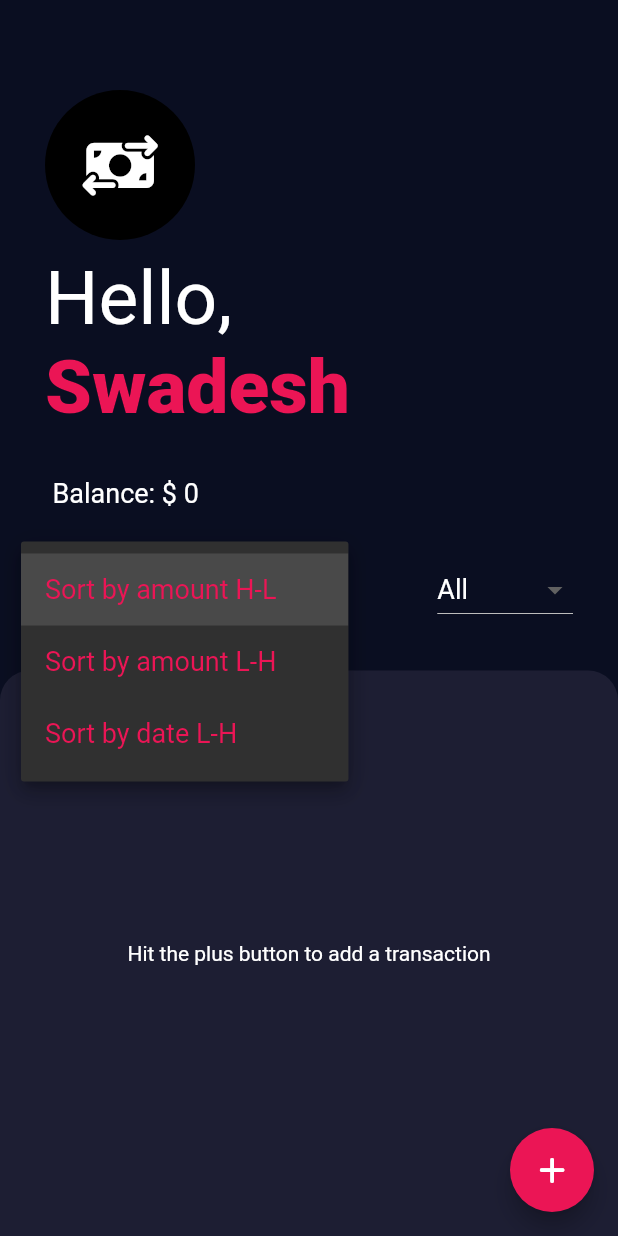
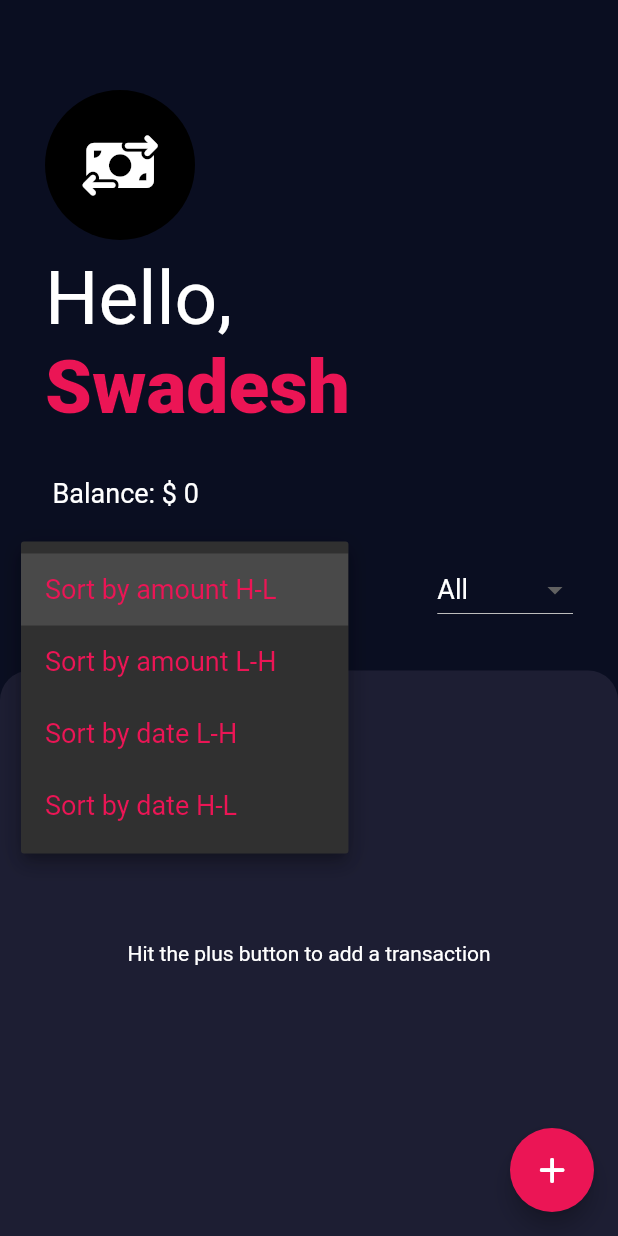
Before and after one commit to rtpa25/swadesh_assignment_client, a Flutter app: the screen it shows after launch, after a tap on "Sort by amount H-L", on a phone screen of 412 x 824 dp. Run offline on Flutter 3.47's test engine with Material 2 defaults, Android fonts, the phone set to English and light mode, and no system bars; our stand-ins replace font_awesome_flutter, localstorage; accounts and stored records are empty; network calls fail.

Commit message:
feat: added new sorting condition to date

```diff
--- a/lib/screens/transaction_screen.dart
+++ b/lib/screens/transaction_screen.dart
@@ -180,6 +180,10 @@ class _TransactionsScreenState extends State<TransactionsScreen> {
                           value: "Sort by date L-H",
                           child: Text("Sort by date L-H"),
                         ),
+                        DropdownMenuItem(
+                          value: "Sort by date H-L",
+                          child: Text("Sort by date H-L"),
+                        ),
                       ],
                       onChanged: (value) {
                         setState(() {
```
